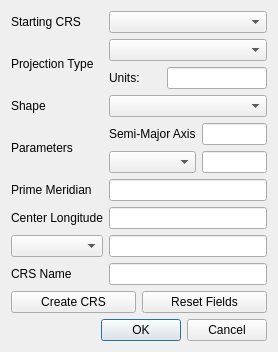
Old version of the form src/wiser/gui/ui_files/reference_system_creator.ui in the repository Ehlmann-research-group/WISER.
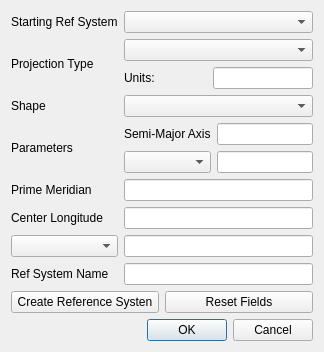
New version of the form.

Commit message:
Changed CRS to ref system or reference system
to enhance clarity to the user.

Diff of the .ui file:
```diff
--- a/src/wiser/gui/ui_files/reference_system_creator.ui
+++ b/src/wiser/gui/ui_files/reference_system_creator.ui
@@ -6,7 +6,7 @@
    <rect>
     <x>0</x>
     <y>0</y>
-    <width>278</width>
+    <width>324</width>
     <height>334</height>
    </rect>
   </property>
@@ -139,14 +139,14 @@
           </size>
          </property>
          <property name="text">
-          <string>CRS Name</string>
+          <string>Ref System Name</string>
          </property>
         </widget>
        </item>
        <item row="0" column="0">
         <widget class="QLabel" name="lbl_user_crs">
          <property name="text">
-          <string>Starting CRS</string>
+          <string>Starting Ref System</string>
          </property>
         </widget>
        </item>
@@ -202,7 +202,7 @@
           </size>
          </property>
          <property name="text">
-          <string>Create CRS</string>
+          <string>Create Reference Systen</string>
          </property>
         </widget>
        </item>
```
Left out of the diff: 4 changed lines with no effect on the pictures.
